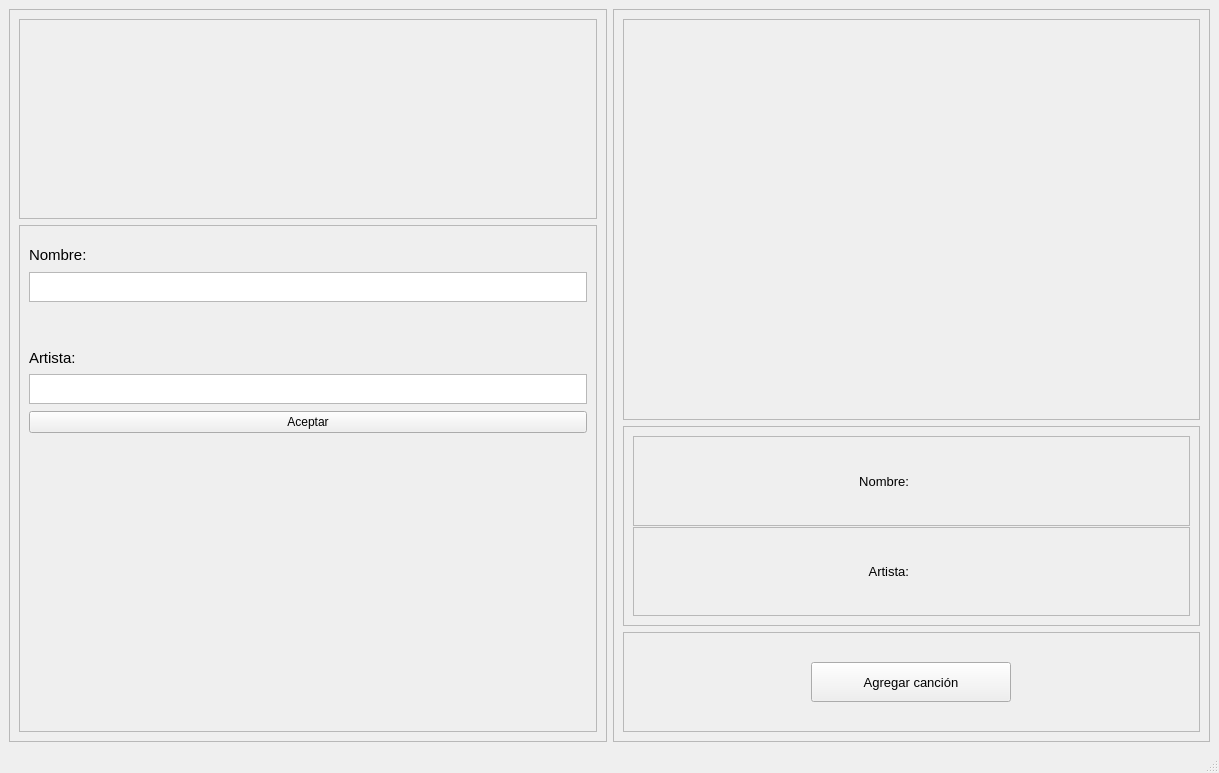
First picture: the form in views/song.ui, repository ximenaaloya/cloudymusic, before the edit.
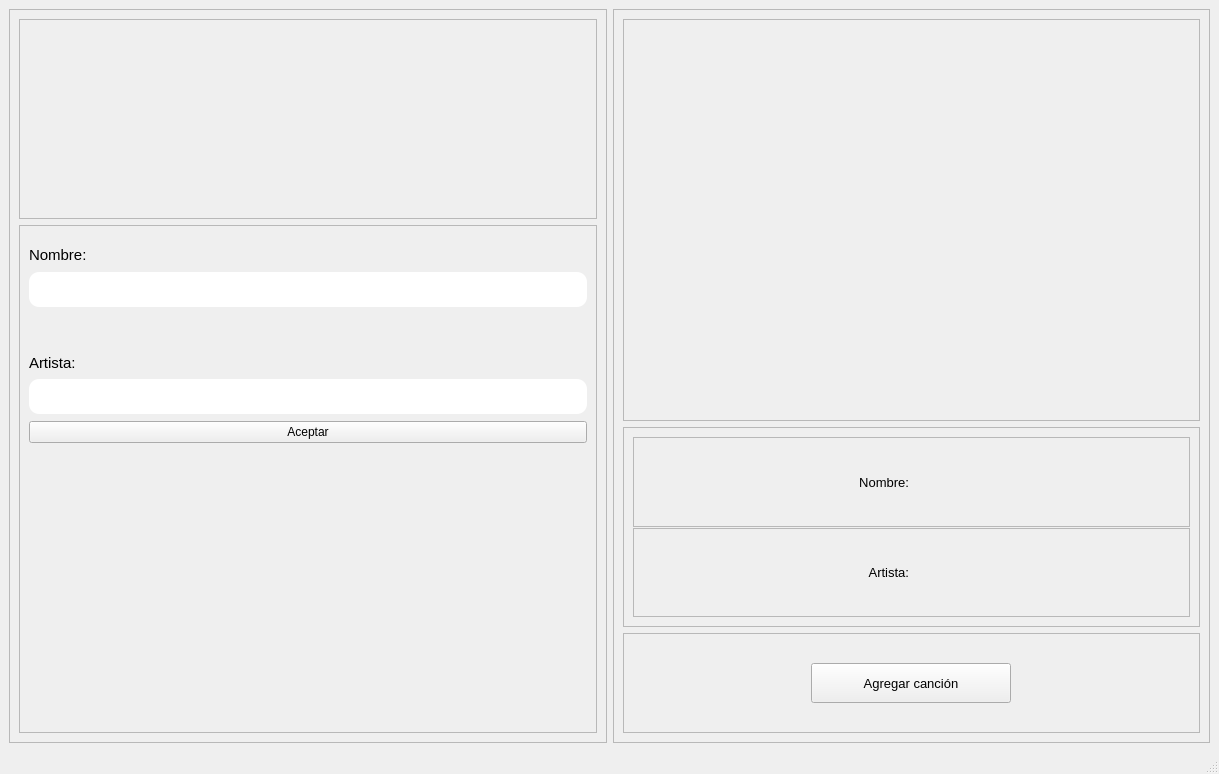
Second picture: the form after the edit. Icons and pictures are not drawn.

```diff
--- a/views/song.ui
+++ b/views/song.ui
@@ -7,14 +7,17 @@
     <x>0</x>
     <y>0</y>
     <width>1219</width>
-    <height>773</height>
+    <height>774</height>
    </rect>
   </property>
   <property name="windowTitle">
    <string>MainWindow</string>
   </property>
   <property name="styleSheet">
-   <string notr="true">.boton{
+   <string notr="true">.fondo{
+background-color:rgb(209, 204, 255);
+}
+.boton{
 background-color:rgb(175, 167, 255);
 border-bottom:1px solid rgb(85, 0, 127);
 height:30;
@@ -23,6 +26,10 @@
 .boton:hover{
 background-color:rgb(133, 121, 252);
 }
+.line{
+border-radius:10px;
+height:40px;
+}
 </string>
   </property>
   <widget class="QWidget" name="centralwidget">
@@ -165,13 +172,22 @@
              </widget>
             </item>
             <item>
-             <widget class="QTextEdit" name="txt_name">
+             <widget class="QLineEdit" name="txt_name">
+              <property name="minimumSize">
+               <size>
+                <width>0</width>
+                <height>35</height>
+               </size>
+              </property>
               <property name="maximumSize">
                <size>
                 <width>16777215</width>
-                <height>30</height>
+                <height>40</height>
                </size>
               </property>
+              <property name="styleSheet">
+               <string notr="true">border-radius: 10px;</string>
+              </property>
              </widget>
             </item>
             <item>
@@ -203,13 +219,16 @@
              </widget>
             </item>
             <item>
-             <widget class="QTextEdit" name="txt_artist">
-              <property name="maximumSize">
+             <widget class="QLineEdit" name="txt_artist">
+              <property name="minimumSize">
                <size>
-                <width>16777215</width>
-                <height>30</height>
+                <width>0</width>
+                <height>35</height>
                </size>
               </property>
+              <property name="styleSheet">
+               <string notr="true">border-radius: 10px;</string>
+              </property>
              </widget>
             </item>
             <item>
```
Left out of the diff: 6 changed lines with no effect on the pictures.
